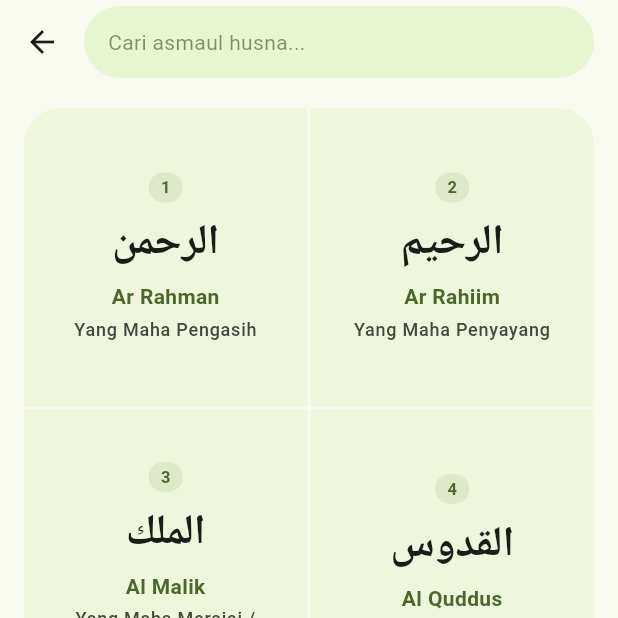
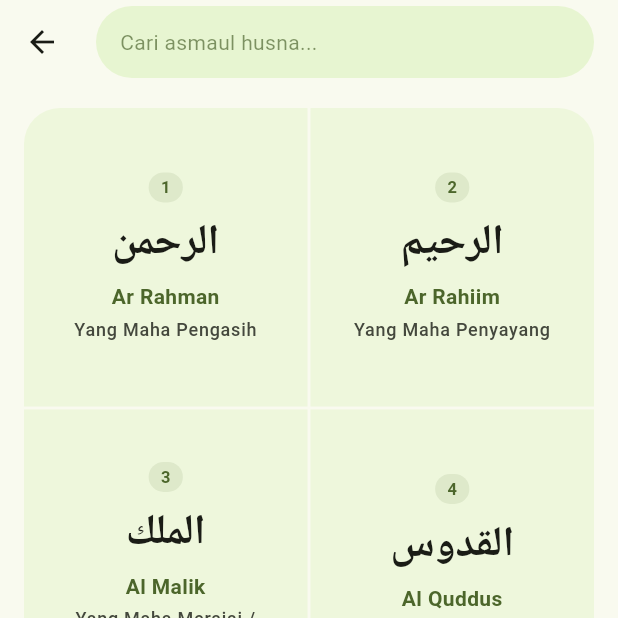
Before and after one commit to wibisanabama/muslim-app, a Flutter app: the AsmaulHusnaPage screen opened directly, on a phone screen of 412 x 824 dp, the top half of it. Run offline on Flutter 3.47's test engine with Material 3 defaults, Android fonts, the phone set to English and light mode, and no system bars; our stand-ins replace flutter_compass, flutter_secure_storage, geocoding, geolocator, google_fonts, shared_preferences; accounts and stored records are empty.

```diff
--- a/lib/view/api_list_page.dart
+++ b/lib/view/api_list_page.dart
@@ -108,7 +108,10 @@ class _ApiListPageState extends State<ApiListPage> {
     ];
 
     return Scaffold(
-      appBar: AppBar(title: const Text('Daftar API'), centerTitle: false),
+      appBar: AppBar(
+        title: const Text('Daftar API'),
+        centerTitle: false,
+      ),
       body: ListView(
         padding: const EdgeInsets.symmetric(horizontal: 16.0, vertical: 12.0),
         children: [
--- a/lib/view/asmaul_husna_page.dart
+++ b/lib/view/asmaul_husna_page.dart
@@ -100,10 +100,10 @@ class _AsmaulHusnaPageState extends State<AsmaulHusnaPage> {
             : Colors.transparent,
         elevation: 0,
         scrolledUnderElevation: 0,
-        titleSpacing: 0,
+        titleSpacing: 8.0,
         title: Container(
           height: 48,
-          margin: const EdgeInsets.only(right: 16.0),
+          margin: const EdgeInsets.only(right: 8.0),
           decoration: BoxDecoration(
             color: theme.colorScheme.primaryContainer.withValues(alpha: 0.4),
             borderRadius: BorderRadius.circular(24),
--- a/lib/view/kiblat_page.dart
+++ b/lib/view/kiblat_page.dart
@@ -6,7 +6,6 @@ import 'package:geolocator/geolocator.dart';
 import 'package:geocoding/geocoding.dart';
 import 'package:shared_preferences/shared_preferences.dart';
 import '../utils/logger.dart';
-
 class KiblatPage extends StatefulWidget {
   const KiblatPage({super.key});
 
--- a/lib/view/ramadhan_page.dart
+++ b/lib/view/ramadhan_page.dart
@@ -5,7 +5,6 @@ import 'package:flutter/services.dart';
 import 'package:provider/provider.dart';
 import '../viewmodel/ramadhan_view_model.dart';
 import '../model/ramadhan_record.dart';
-
 class RamadhanPage extends StatefulWidget {
   const RamadhanPage({super.key});
 
--- a/lib/view/settings_page.dart
+++ b/lib/view/settings_page.dart
@@ -6,7 +6,6 @@ import 'package:shared_preferences/shared_preferences.dart';
 import '../viewmodel/theme_view_model.dart';
 import 'api_list_page.dart';
 import 'licenses_page.dart';
-
 class SettingsPage extends StatefulWidget {
   const SettingsPage({super.key});
 
@@ -229,7 +228,10 @@ class _SettingsPageState extends State<SettingsPage> {
     final themeVm = context.watch<ThemeViewModel>();
 
     return Scaffold(
-      appBar: AppBar(title: const Text('Pengaturan'), centerTitle: false),
+      appBar: AppBar(
+        title: const Text('Pengaturan'),
+        centerTitle: false,
+      ),
       body: ListView(
         padding: const EdgeInsets.symmetric(horizontal: 16.0, vertical: 12.0),
         children: [
--- a/lib/view/shalat_detail_page.dart
+++ b/lib/view/shalat_detail_page.dart
@@ -4,7 +4,6 @@ import 'package:flutter/cupertino.dart';
 import 'package:provider/provider.dart';
 import '../model/shalat_schedule_response.dart';
 import '../viewmodel/shalat_view_model.dart';
-
 class ShalatDetailPage extends StatefulWidget {
   final ShalatDaySchedule schedule;
 
--- a/lib/view/tasbih_page.dart
+++ b/lib/view/tasbih_page.dart
@@ -202,7 +202,6 @@ class _TasbihPageState extends State<TasbihPage>
             tooltip: 'Reset Hitungan',
             onPressed: _reset,
           ),
-          const SizedBox(width: 8),
         ],
       ),
       body: SingleChildScrollView(
```
Also changed, not shown: lib/view/hadis_page.dart (+4 -4 lines), lib/view/licenses_page.dart (+8 -2 lines).
